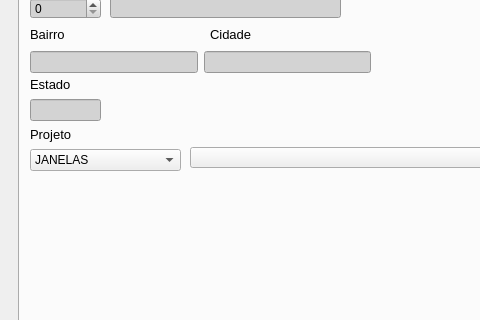
Qt form untitled2.ui (Diego-Campos-Soares/Software-PDV) before a commit; both pictures show x 0 to 480 and y 105 to 425 of the 1092 by 854 pixel window.
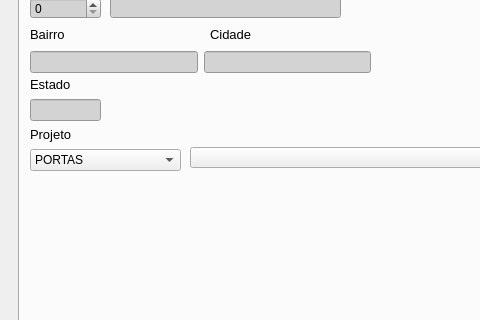
The same form after that commit. The open tabs and pages were chosen to show the change. Icons and pictures are not drawn.

```diff
--- a/untitled2.ui
+++ b/untitled2.ui
@@ -246,7 +246,7 @@
              <item>
               <widget class="QComboBox" name="combo_projeto">
                <property name="currentIndex">
-                <number>1</number>
+                <number>0</number>
                </property>
                <item>
                 <property name="text">
```
Left out of the diff: 24 changed lines with no effect on the pictures.
